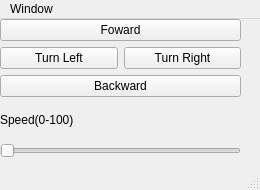
First picture: the form in DogCar/UserInterface/carcontrols.ui, repository plushugh/SP, before the edit.
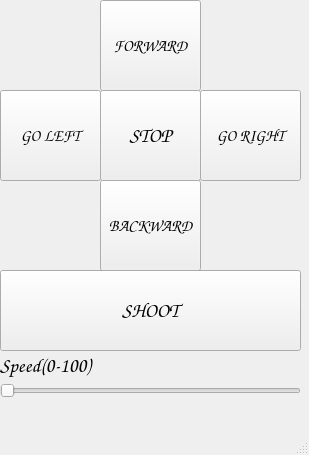
Second picture: the form after the edit.

Commit message: New UI + shooter & stop

```diff
--- a/DogCar/UserInterface/carcontrols.ui
+++ b/DogCar/UserInterface/carcontrols.ui
@@ -6,89 +6,205 @@
    <rect>
     <x>0</x>
     <y>0</y>
-    <width>260</width>
-    <height>190</height>
+    <width>309</width>
+    <height>455</height>
    </rect>
   </property>
+  <property name="sizePolicy">
+   <sizepolicy hsizetype="Fixed" vsizetype="Fixed">
+    <horstretch>0</horstretch>
+    <verstretch>0</verstretch>
+   </sizepolicy>
+  </property>
+  <property name="font">
+   <font>
+    <family>Comic Sans MS</family>
+   </font>
+  </property>
   <property name="windowTitle">
    <string>Car Controls</string>
   </property>
+  <property name="toolButtonStyle">
+   <enum>Qt::ToolButtonIconOnly</enum>
+  </property>
+  <property name="animated">
+   <bool>true</bool>
+  </property>
+  <property name="dockNestingEnabled">
+   <bool>false</bool>
+  </property>
+  <property name="unifiedTitleAndToolBarOnMac">
+   <bool>false</bool>
+  </property>
   <widget class="QWidget" name="centralwidget">
-   <widget class="QWidget" name="verticalLayoutWidget">
+   <widget class="QPushButton" name="leftButton">
     <property name="geometry">
      <rect>
       <x>0</x>
+      <y>90</y>
+      <width>101</width>
+      <height>91</height>
+     </rect>
+    </property>
+    <property name="font">
+     <font>
+      <family>Comic Sans MS</family>
+      <pointsize>12</pointsize>
+     </font>
+    </property>
+    <property name="text">
+     <string>GO LEFT</string>
+    </property>
+   </widget>
+   <widget class="QPushButton" name="rightButton">
+    <property name="geometry">
+     <rect>
+      <x>200</x>
+      <y>90</y>
+      <width>101</width>
+      <height>91</height>
+     </rect>
+    </property>
+    <property name="font">
+     <font>
+      <family>Comic Sans MS</family>
+      <pointsize>12</pointsize>
+     </font>
+    </property>
+    <property name="text">
+     <string>GO RIGHT</string>
+    </property>
+   </widget>
+   <widget class="QPushButton" name="backwardButton">
+    <property name="geometry">
+     <rect>
+      <x>100</x>
+      <y>180</y>
+      <width>101</width>
+      <height>91</height>
+     </rect>
+    </property>
+    <property name="font">
+     <font>
+      <family>Comic Sans MS</family>
+      <pointsize>12</pointsize>
+     </font>
+    </property>
+    <property name="text">
+     <string>BACKWARD</string>
+    </property>
+   </widget>
+   <widget class="QPushButton" name="fowardButton">
+    <property name="geometry">
+     <rect>
+      <x>100</x>
       <y>0</y>
-      <width>241</width>
-      <height>139</height>
+      <width>101</width>
+      <height>91</height>
      </rect>
     </property>
-    <layout class="QVBoxLayout" name="verticalLayout">
-     <item>
-      <widget class="QPushButton" name="fowardButton">
-       <property name="text">
-        <string>Foward</string>
-       </property>
-      </widget>
-     </item>
-     <item>
-      <layout class="QHBoxLayout" name="horizontalLayout">
-       <item>
-        <widget class="QPushButton" name="leftButton">
-         <property name="text">
-          <string>Turn Left</string>
-         </property>
-        </widget>
-       </item>
-       <item>
-        <widget class="QPushButton" name="rightButton">
-         <property name="text">
-          <string>Turn Right</string>
-         </property>
-        </widget>
-       </item>
-      </layout>
-     </item>
-     <item>
-      <widget class="QPushButton" name="backwardButton">
-       <property name="text">
-        <string>Backward</string>
-       </property>
-      </widget>
-     </item>
-     <item>
-      <widget class="QLabel" name="label">
-       <property name="text">
-        <string>Speed(0-100)</string>
-       </property>
-      </widget>
-     </item>
-     <item>
-      <widget class="QSlider" name="horizontalSlider">
-       <property name="orientation">
-        <enum>Qt::Horizontal</enum>
-       </property>
-      </widget>
-     </item>
-    </layout>
+    <property name="font">
+     <font>
+      <family>Comic Sans MS</family>
+      <pointsize>12</pointsize>
+     </font>
+    </property>
+    <property name="text">
+     <string>FORWARD</string>
+    </property>
+   </widget>
+   <widget class="QLabel" name="label">
+    <property name="geometry">
+     <rect>
+      <x>0</x>
+      <y>350</y>
+      <width>131</width>
+      <height>31</height>
+     </rect>
+    </property>
+    <property name="font">
+     <font>
+      <family>Comic Sans MS</family>
+      <pointsize>15</pointsize>
+     </font>
+    </property>
+    <property name="text">
+     <string>Speed(0-100)</string>
+    </property>
+   </widget>
+   <widget class="QSlider" name="horizontalSlider">
+    <property name="geometry">
+     <rect>
+      <x>0</x>
+      <y>380</y>
+      <width>301</width>
+      <height>22</height>
+     </rect>
+    </property>
+    <property name="orientation">
+     <enum>Qt::Horizontal</enum>
+    </property>
+   </widget>
+   <widget class="QPushButton" name="shootButton">
+    <property name="geometry">
+     <rect>
+      <x>0</x>
+      <y>270</y>
+      <width>301</width>
+      <height>81</height>
+     </rect>
+    </property>
+    <property name="font">
+     <font>
+      <family>Comic Sans MS</family>
+      <pointsize>15</pointsize>
+     </font>
+    </property>
+    <property name="text">
+     <string>SHOOT</string>
+    </property>
+   </widget>
+   <widget class="QPushButton" name="stopButton">
+    <property name="geometry">
+     <rect>
+      <x>100</x>
+      <y>90</y>
+      <width>101</width>
+      <height>91</height>
+     </rect>
+    </property>
+    <property name="font">
+     <font>
+      <family>Comic Sans MS</family>
+      <pointsize>15</pointsize>
+     </font>
+    </property>
+    <property name="mouseTracking">
+     <bool>false</bool>
+    </property>
+    <property name="text">
+     <string>STOP</string>
+    </property>
    </widget>
   </widget>
   <widget class="QMenuBar" name="menubar">
+   <property name="enabled">
+    <bool>true</bool>
+   </property>
    <property name="geometry">
     <rect>
      <x>0</x>
      <y>0</y>
-     <width>260</width>
+     <width>309</width>
      <height>23</height>
     </rect>
    </property>
-   <widget class="QMenu" name="menuWindow">
-    <property name="title">
-     <string>Window</string>
-    </property>
-    <addaction name="actionclose"/>
-   </widget>
-   <addaction name="menuWindow"/>
+   <property name="sizePolicy">
+    <sizepolicy hsizetype="Fixed" vsizetype="Fixed">
+     <horstretch>0</horstretch>
+     <verstretch>0</verstretch>
+    </sizepolicy>
+   </property>
   </widget>
   <widget class="QStatusBar" name="statusbar"/>
   <action name="actionclose">
```
The commit also changes 3 other files.
